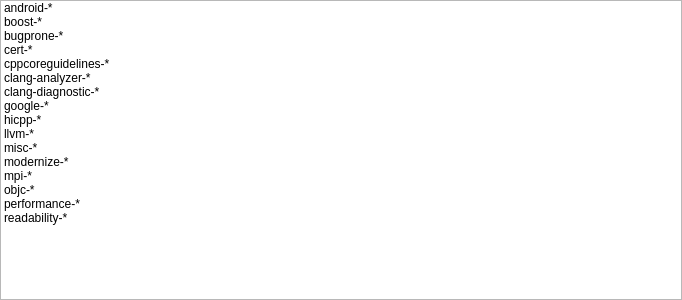
The window that src/plugins/cpptools/tidychecks.ui (qt-creator/qt-creator) describes before a commit, drawn with Qt 5.
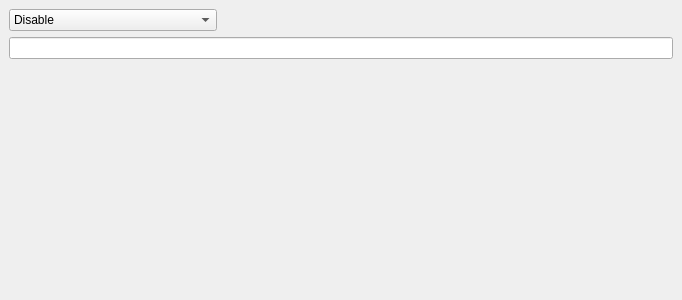
The same window after the commit. The open tabs and pages were chosen to show the change.

Commit message:
Clang: Add combobox with tidy configuration options
The old way was not flexible enough.
With these options it's possible to just use your
config file or set tidy command line yourself.

Patch:
```diff
--- a/src/plugins/cpptools/tidychecks.ui
+++ b/src/plugins/cpptools/tidychecks.ui
@@ -15,6 +15,66 @@
   </property>
   <layout class="QVBoxLayout" name="verticalLayout_2">
    <property name="leftMargin">
+    <number>9</number>
+   </property>
+   <property name="topMargin">
+    <number>9</number>
+   </property>
+   <property name="rightMargin">
+    <number>9</number>
+   </property>
+   <property name="bottomMargin">
+    <number>9</number>
+   </property>
+   <item>
+    <layout class="QHBoxLayout" name="horizontalLayout">
+     <item>
+      <widget class="QComboBox" name="tidyMode">
+       <item>
+        <property name="text">
+         <string>Disable</string>
+        </property>
+       </item>
+       <item>
+        <property name="text">
+         <string>Select Clang-Tidy prefixes</string>
+        </property>
+       </item>
+       <item>
+        <property name="text">
+         <string>Provide Clang-Tidy checks string</string>
+        </property>
+       </item>
+       <item>
+        <property name="text">
+         <string>Use .clang-tidy config file</string>
+        </property>
+       </item>
+      </widget>
+     </item>
+     <item>
+      <spacer name="horizontalSpacer">
+       <property name="orientation">
+        <enum>Qt::Horizontal</enum>
+       </property>
+       <property name="sizeHint" stdset="0">
+        <size>
+         <width>40</width>
+         <height>20</height>
+        </size>
+       </property>
+      </spacer>
+     </item>
+    </layout>
+   </item>
+   <item>
+    <widget class="QLineEdit" name="checksString"/>
+   </item>
+   <item>
+    <widget class="QStackedWidget" name="checksListWrapper">
+     <widget class="QWidget" name="checksPage">
+      <layout class="QVBoxLayout" name="verticalLayout">
+       <property name="leftMargin">
     <number>0</number>
    </property>
    <property name="topMargin">
@@ -27,7 +87,7 @@
     <number>0</number>
    </property>
    <item>
-    <widget class="QListWidget" name="checksList">
+        <widget class="QListWidget" name="checksPrefixesList">
      <item>
       <property name="text">
        <string notr="true">android-*</string>
@@ -105,9 +165,42 @@
      </item>
      <item>
       <property name="text">
-       <string notr="true">readability-*</string>
-      </property>
-     </item>
+           <string>readability-*</string>
+          </property>
+         </item>
+        </widget>
+       </item>
+      </layout>
+     </widget>
+     <widget class="QWidget" name="empltyPage">
+      <layout class="QVBoxLayout" name="verticalLayout_3">
+       <property name="leftMargin">
+        <number>0</number>
+       </property>
+       <property name="topMargin">
+        <number>0</number>
+       </property>
+       <property name="rightMargin">
+        <number>0</number>
+       </property>
+       <property name="bottomMargin">
+        <number>0</number>
+       </property>
+       <item>
+        <spacer name="verticalSpacer">
+         <property name="orientation">
+          <enum>Qt::Vertical</enum>
+         </property>
+         <property name="sizeHint" stdset="0">
+          <size>
+           <width>20</width>
+           <height>237</height>
+          </size>
+         </property>
+        </spacer>
+       </item>
+      </layout>
+     </widget>
     </widget>
    </item>
   </layout>
```
Left out of the diff: 30 changed lines with no effect on the pictures. Lines whose indentation alone changed are shown as unchanged. The commit also changes 6 other files.
